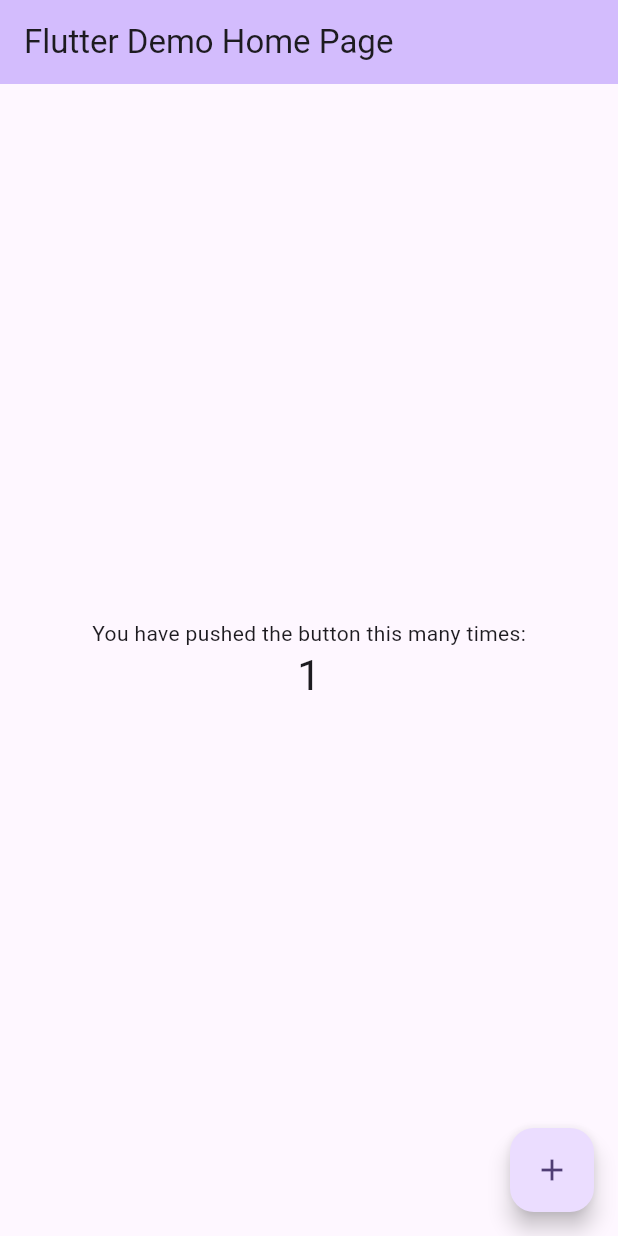
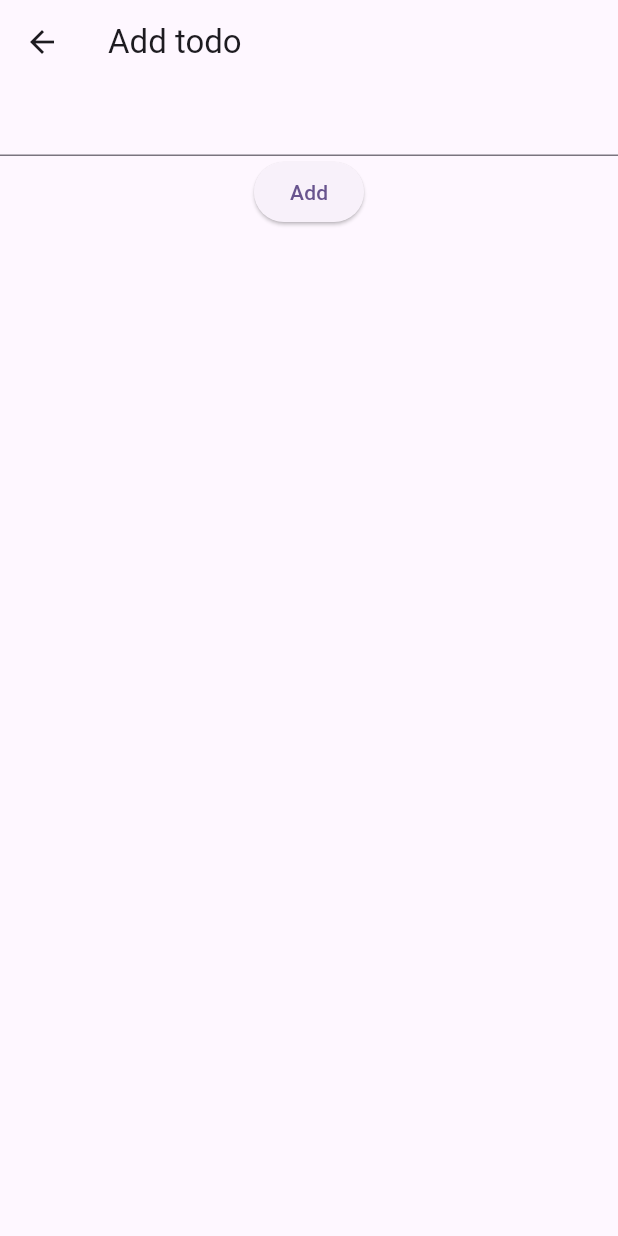
Before and after one commit to aditechdev/todo_bloc_app, a Flutter app: the screen it shows after launch, after a tap on the "add" icon, on a phone screen of 412 x 824 dp. Run offline on Flutter 3.47's test engine with Material 3 defaults, Android fonts, the phone set to English and light mode, and no system bars; our stand-ins replace flutter_bloc.

Commit message:
minor project setup just to test bloc cubit

```diff
--- a/lib/cubit/todo_cubit.dart
+++ b/lib/cubit/todo_cubit.dart
@@ -1,6 +1,36 @@
+import 'dart:async';
+import 'dart:developer';
 
-part 'todo_state.dart';
+import 'package:flutter_bloc/flutter_bloc.dart';
+import 'package:todo_bloc_app/models/todo_model.dart';
 
-class TodoCubit extends Cubit<TodoState> {
-  TodoCubit() : super(TodoInitial());
+class TodoCubit extends Cubit<List<Todo>> {
+  TodoCubit() : super([]);
+
+  addTodo(String title) {
+    if (title.isEmpty) {
+      addError(
+        "Title cannot be empty",
+      );
+      return;
+    }
+    final todo = Todo(name: title, createdAt: DateTime.now().toIso8601String());
+    // state.add(todo);
+    emit([...state, todo]);
+  }
+
+  @override
+  void onChange(Change<List<Todo>> change) {
+    // TODO: implement onChange
+    super.onChange(change);
+    log("CUBIT: $change");
+  }
+
+  @override
+  void onError(Object error, StackTrace stackTrace) {
+    // TODO: implement onError
+
+    super.onError(error, stackTrace);
+    log("CUBIT: $error");
+  }
 }
--- a/lib/cubit/todo_state.dart
+++ /dev/null
@@ -1,6 +0,0 @@
-part of 'todo_cubit.dart';
-
-@immutable
-sealed class TodoState {}
-
-final class TodoInitial extends TodoState {}
--- a/lib/main.dart
+++ b/lib/main.dart
@@ -1,4 +1,8 @@
 import 'package:flutter/material.dart';
+import 'package:flutter_bloc/flutter_bloc.dart';
+import 'package:todo_bloc_app/cubit/todo_cubit.dart';
+import 'package:todo_bloc_app/pages/add_todo_pages.dart';
+import 'package:todo_bloc_app/pages/todo_list_pages.dart';
 
 void main() {
   runApp(const MyApp());
@@ -10,7 +14,9 @@ class MyApp extends StatelessWidget {
   // This widget is the root of your application.
   @override
   Widget build(BuildContext context) {
-    return MaterialApp(
+    return BlocProvider(
+      create: (context) => TodoCubit(),
+      child: MaterialApp(
         title: 'Flutter Demo',
         theme: ThemeData(
           // This is the theme of your application.
@@ -31,95 +37,13 @@ class MyApp extends StatelessWidget {
           colorScheme: ColorScheme.fromSeed(seedColor: Colors.deepPurple),
           useMaterial3: true,
         ),
-      home: const MyHomePage(title: 'Flutter Demo Home Page'),
+        initialRoute: '/',
+        routes: {
+          '/': (_) => TodoListPage(),
+          '/add-todo': (_) => AddTodoPage(),
+        },
+        // home: const MyHomePage(title: 'Flutter Demo Home Page'),
+      ),
     );
   }
 }
-
-class MyHomePage extends StatefulWidget {
-  const MyHomePage({super.key, required this.title});
-
-  // This widget is the home page of your application. It is stateful, meaning
-  // that it has a State object (defined below) that contains fields that affect
-  // how it looks.
-
-  // This class is the configuration for the state. It holds the values (in this
-  // case the title) provided by the parent (in this case the App widget) and
-  // used by the build method of the State. Fields in a Widget subclass are
-  // always marked "final".
-
-  final String title;
-
-  @override
-  State<MyHomePage> createState() => _MyHomePageState();
-}
-
-class _MyHomePageState extends State<MyHomePage> {
-  int _counter = 0;
-
-  void _incrementCounter() {
-    setState(() {
-      // This call to setState tells the Flutter framework that something has
-      // changed in this State, which causes it to rerun the build method below
-      // so that the display can reflect the updated values. If we changed
-      // _counter without calling setState(), then the build method would not be
-      // called again, and so nothing would appear to happen.
-      _counter++;
-    });
-  }
-
-  @override
-  Widget build(BuildContext context) {
-    // This method is rerun every time setState is called, for instance as done
-    // by the _incrementCounter method above.
-    //
-    // The Flutter framework has been optimized to make rerunning build methods
-    // fast, so that you can just rebuild anything that needs updating rather
-    // than having to individually change instances of widgets.
-    return Scaffold(
-      appBar: AppBar(
-        // TRY THIS: Try changing the color here to a specific color (to
-        // Colors.amber, perhaps?) and trigger a hot reload to see the AppBar
-        // change color while the other colors stay the same.
-        backgroundColor: Theme.of(context).colorScheme.inversePrimary,
-        // Here we take the value from the MyHomePage object that was created by
-        // the App.build method, and use it to set our appbar title.
-        title: Text(widget.title),
-      ),
-      body: Center(
-        // Center is a layout widget. It takes a single child and positions it
-        // in the middle of the parent.
-        child: Column(
-          // Column is also a layout widget. It takes a list of children and
-          // arranges them vertically. By default, it sizes itself to fit its
-          // children horizontally, and tries to be as tall as its parent.
-          //
-          // Column has various properties to control how it sizes itself and
-          // how it positions its children. Here we use mainAxisAlignment to
-          // center the children vertically; the main axis here is the vertical
-          // axis because Columns are vertical (the cross axis would be
-          // horizontal).
-          //
-          // TRY THIS: Invoke "debug painting" (choose the "Toggle Debug Paint"
-          // action in the IDE, or press "p" in the console), to see the
-          // wireframe for each widget.
-          mainAxisAlignment: MainAxisAlignment.center,
-          children: <Widget>[
-            const Text(
-              'You have pushed the button this many times:',
-            ),
-            Text(
-              '$_counter',
-              style: Theme.of(context).textTheme.headlineMedium,
-            ),
-          ],
-        ),
-      ),
-      floatingActionButton: FloatingActionButton(
-        onPressed: _incrementCounter,
-        tooltip: 'Increment',
-        child: const Icon(Icons.add),
-      ), // This trailing comma makes auto-formatting nicer for build methods.
-    );
-  }
-}
--- /dev/null
+++ b/lib/models/todo_model.dart
@@ -0,0 +1,13 @@
+// ignore_for_file: public_member_api_docs, sort_constructors_first
+
+class Todo {
+  final String name;
+  final String createdAt;
+  Todo({
+    required this.name,
+    required this.createdAt,
+  });
+
+  @override
+  String toString() => 'Todo(name: $name, createdAt: $createdAt)';
+}
--- /dev/null
+++ b/lib/pages/add_todo_pages.dart
@@ -0,0 +1,33 @@
+import 'package:flutter/material.dart';
+import 'package:flutter_bloc/flutter_bloc.dart';
+import 'package:todo_bloc_app/cubit/todo_cubit.dart';
+
+class AddTodoPage extends StatelessWidget {
+  AddTodoPage({super.key});
+  TextEditingController txtEdtngController = TextEditingController();
+  @override
+  Widget build(BuildContext context) {
+    return Scaffold(
+      appBar: AppBar(
+        title: Text("Add todo"),
+      ),
+      body: SingleChildScrollView(
+        child: Column(
+          children: [
+            TextField(
+              controller: txtEdtngController,
+            ),
+            ElevatedButton(
+                onPressed: () {
+                  context.read<TodoCubit>().addTodo(txtEdtngController.text);
+                  Navigator.pop(context);
+                  // BlocProvider.of<TodoCubit>(context)
+                  //     .addTodo(txtEdtngController.text);
+                },
+                child: Text("Add"))
+          ],
+        ),
+      ),
+    );
+  }
+}
--- /dev/null
+++ b/lib/pages/todo_list_pages.dart
@@ -0,0 +1,35 @@
+import 'package:flutter/material.dart';
+import 'package:flutter_bloc/flutter_bloc.dart';
+import 'package:todo_bloc_app/cubit/todo_cubit.dart';
+import 'package:todo_bloc_app/models/todo_model.dart';
+
+class TodoListPage extends StatelessWidget {
+  const TodoListPage({super.key});
+
+  @override
+  Widget build(BuildContext context) {
+    return Scaffold(
+      appBar: AppBar(
+        title: Text("Todo List"),
+      ),
+      floatingActionButton: FloatingActionButton(
+          child: Icon(Icons.add),
+          onPressed: () {
+            Navigator.pushNamed(context, '/add-todo');
+          }),
+      body: BlocBuilder<TodoCubit, List<Todo>>(
+        builder: (context, todos) {
+          return ListView.builder(
+              itemCount: todos.length,
+              itemBuilder: (ctx, index) {
+                final todo = todos[index];
+                return ListTile(
+                  title: Text(todo.name),
+                  subtitle: Text(todo.createdAt),
+                );
+              });
+        },
+      ),
+    );
+  }
+}
```
Lines whose indentation alone changed are shown as unchanged.
